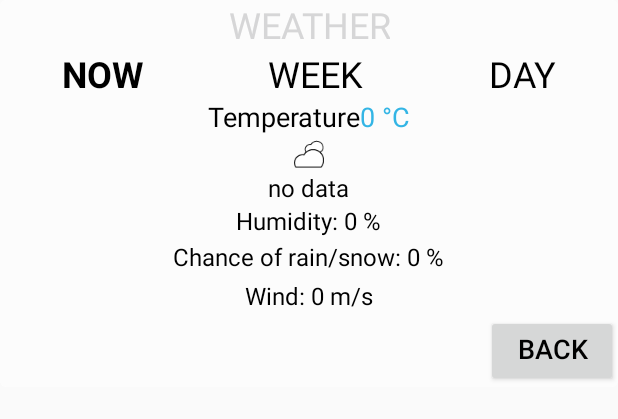
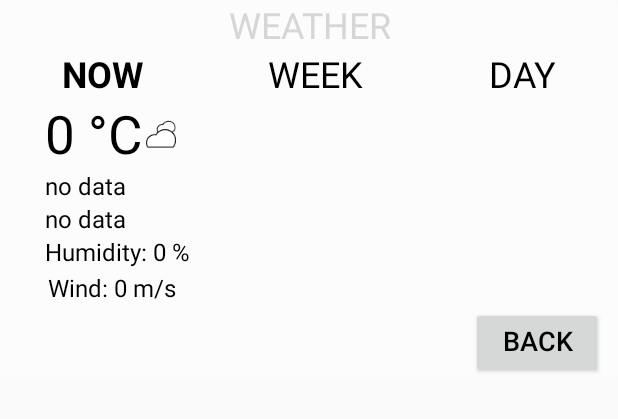
Before and after one commit to Katsuna/public_packages_apps_KatsunaWidgets, an Android app: the layout extended_widget_view.xml on its own in the app's theme, with its tools: preview values and no code run, on a phone screen of 412 x 824 dp. Shown: the top 419 px of the screen. Run offline under Robolectric (Android 15) with nearby library versions, the phone set to English and light mode, and no system bars.

Commit message:
layout fixes

```diff
--- a/widgets/src/main/java/com/katsuna/widgets/weatherwidget/WeatherUpdateService.java
+++ b/widgets/src/main/java/com/katsuna/widgets/weatherwidget/WeatherUpdateService.java
@@ -185,10 +185,12 @@ public class WeatherUpdateService extends IntentService {
                 remoteViews.setOnClickPendingIntent(R.id.state_week, getPendingSelfIntent(this, WidgetCollection.WEEK_CLICKED));
                 remoteViews.setOnClickPendingIntent(R.id.state_day, getPendingSelfIntent(this, WidgetCollection.DAY_CLICKED));
 
+                remoteViews.setTextViewText(R.id.city, widgetWeather.getCity());
+
                 remoteViews.setTextViewText(R.id.widgetExTemperature, widgetWeather.getTemperature());
                 remoteViews.setTextViewText(R.id.widgetExDescription, widgetWeather.getDescription());
                 remoteViews.setTextViewText(R.id.widgetHumidity, "Humidity:"+ widgetWeather.getHumidity() + "%");
-                remoteViews.setTextViewText(R.id.precipitation, "Chance of rain/snow: "+ widgetWeather.getPrecipitation());
+//                remoteViews.setTextViewText(R.id.precipitation, "Chance of rain/snow: "+ widgetWeather.getPrecipitation());
                 if(widgetWeather.getWindDirectionDegree() != null)
                     remoteViews.setTextViewText(R.id.widgetExWind, widgetWeather.getWindDirection().getLocalizedString(this)+", "+widgetWeather.getWind());
 
--- a/widgets/src/main/res/layout/extended_widget_view.xml
+++ b/widgets/src/main/res/layout/extended_widget_view.xml
@@ -102,38 +102,46 @@
             android:layout_height="wrap_content"
             android:orientation="horizontal"
             android:baselineAligned="false"
-            android:gravity="center_vertical|center_horizontal|center">
+            android:layout_marginLeft="20dp"
+            android:gravity="left">
 
-            <TextView
-                android:id="@+id/widgetTemperatureTitle"
-                android:layout_width="wrap_content"
-                android:layout_height="wrap_content"
-                android:text="@string/temperature"
-                android:textColor="@android:color/black"
-                android:textSize="18sp"
-                />
+
 
             <TextView
                 android:id="@+id/widgetExTemperature"
                 android:layout_width="wrap_content"
                 android:layout_height="wrap_content"
                 android:text="0 °C"
-                android:textColor="@android:color/holo_blue_light"
-                android:textSize="18sp"
+                android:textColor="@android:color/black"
+                android:textSize="35sp"
                 />
             <!--android:src="@drawable/ic_refresh_white_24dp"-->
-
+            <ImageView
+                android:id="@+id/widgetExIcon"
+                android:layout_width="wrap_content"
+                android:layout_height="wrap_content"
+                android:layout_gravity="center"
+                android:src="@drawable/k48_clouds"
+                />
 
         </LinearLayout>
 
+    <LinearLayout
+        android:layout_width="match_parent"
+        android:layout_height="wrap_content"
+        android:orientation="vertical"
+        android:baselineAligned="false"
+        android:layout_marginLeft="20dp"
+        android:gravity="left">
 
-        <ImageView
-            android:id="@+id/widgetExIcon"
+        <TextView
+            android:id="@+id/city"
             android:layout_width="wrap_content"
             android:layout_height="wrap_content"
-            android:layout_gravity="center"
-            android:src="@drawable/k48_clouds"
-            />
+            android:text="@string/no_data"
+            android:textColor="@android:color/black"
+            android:textSize="16sp" />
+
         <TextView
             android:id="@+id/widgetExDescription"
             android:layout_width="wrap_content"
@@ -150,14 +158,14 @@
             android:textColor="@android:color/black"
             android:textSize="16sp" />
 
-        <TextView
-            android:id="@+id/precipitation"
-            android:layout_width="wrap_content"
-            android:layout_height="wrap_content"
-            android:layout_margin="2dp"
-            android:text="Chance of rain/snow: 0 %"
-            android:textColor="@android:color/black"
-            android:textSize="16sp" />
+        <!--<TextView-->
+            <!--android:id="@+id/precipitation"-->
+            <!--android:layout_width="wrap_content"-->
+            <!--android:layout_height="wrap_content"-->
+            <!--android:layout_margin="2dp"-->
+            <!--android:text="Chance of rain/snow: 0 %"-->
+            <!--android:textColor="@android:color/black"-->
+            <!--android:textSize="16sp" />-->
 
         <TextView
             android:id="@+id/widgetExWind"
@@ -167,12 +175,14 @@
             android:text="Wind: 0 m/s"
             android:textColor="@android:color/black"
             android:textSize="16sp" />
+
     <LinearLayout
         android:layout_width="match_parent"
         android:layout_height="wrap_content"
         android:orientation="horizontal"
         android:baselineAligned="false"
-        android:gravity="right" >
+        android:gravity="right"
+        android:layout_marginRight="20dp">
 
         <Button
             android:id="@+id/back"
@@ -185,9 +195,8 @@
             android:textSize="18sp"
             android:gravity="right" />
         </LinearLayout>
-
+</LinearLayout>
     </LinearLayout>
-
 
 
 </RelativeLayout>
```
Also changed, not shown: widgets/src/main/res/layout/day_widget_view.xml (+16 -9 lines), widgets/src/main/res/layout/week_widget_view.xml (+17 -9 lines), 3 other files.
